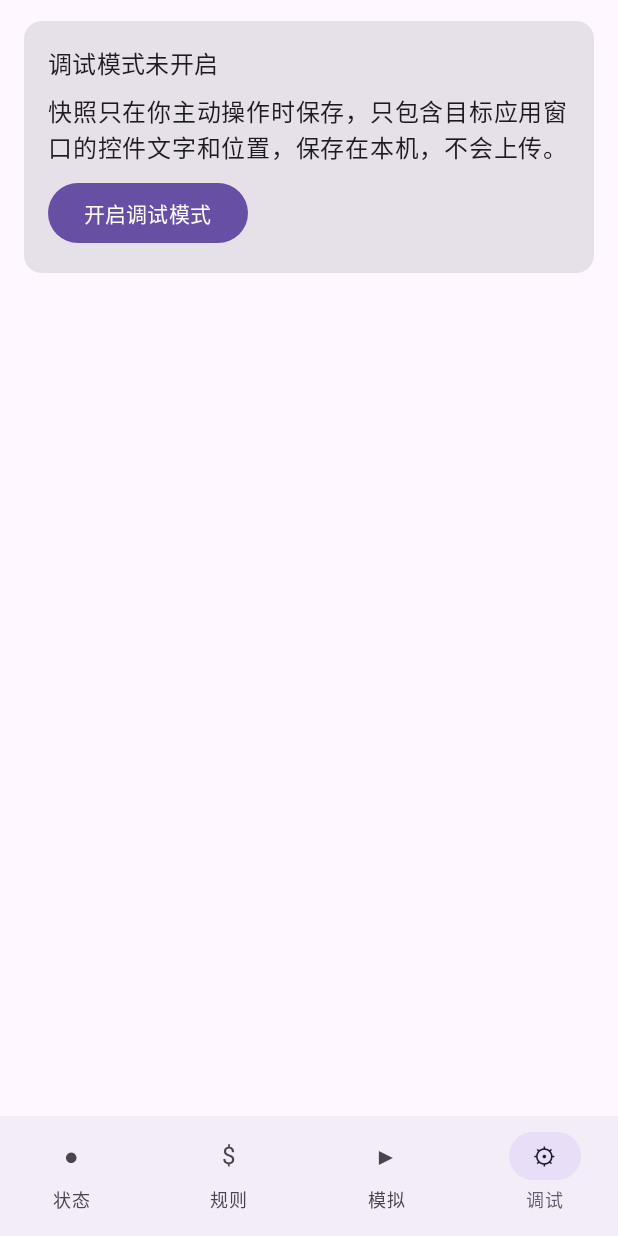
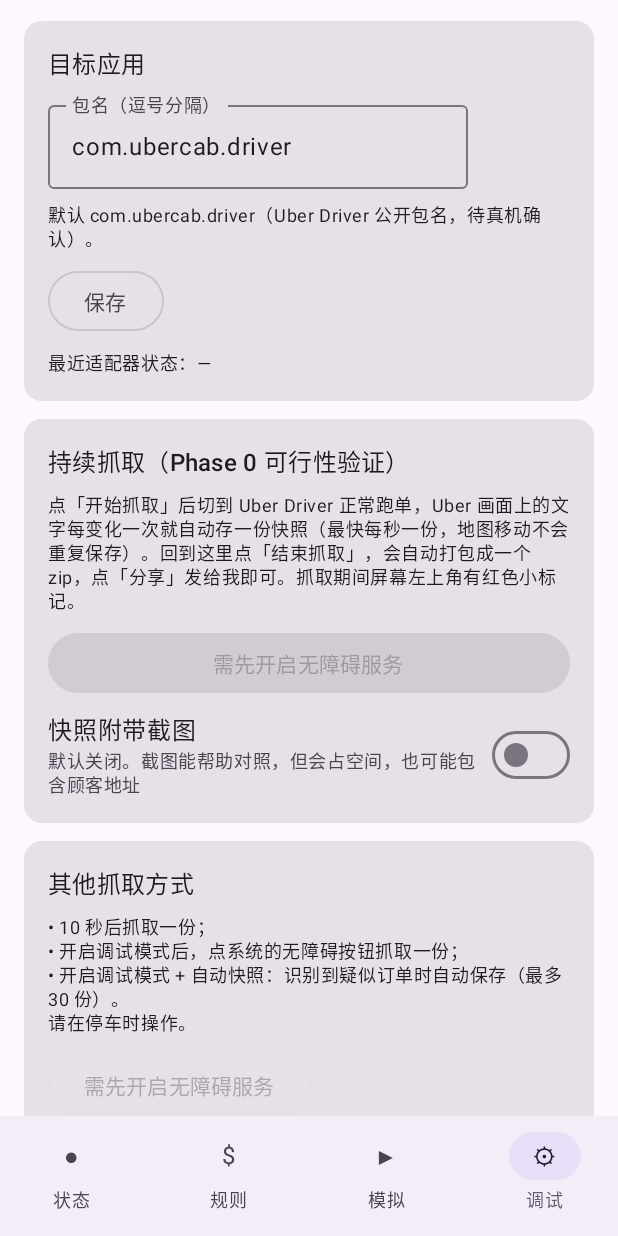
Before and after one commit to azureservertop-cell/FKUB-Filter-and-Kill-Underpaid-Bids, an Android app built with Jetpack Compose: the screen it shows after launch (MainActivity), item 4 of the bottom bar chosen, on a phone screen of 412 x 824 dp. Run offline under Robolectric (Android 15) with nearby library versions, the phone set to English and light mode, and no system bars.

Commit message:
Debug: continuous capture with start/stop button
Saves a snapshot whenever the target app's text changes (>=1s apart,
max 1000 per session), shows a non-touchable badge while recording,
and zips the session on stop for one-tap sharing.

Co-Authored-By: Claude Opus 5.5 <noreply@anthropic.com>
Claude-Session: https://claude.ai/code/session_012XktF4B26VbyMWCGLDP6DG

```diff
--- a/app/src/main/java/com/offerpilot/app/accessibility/MonitorState.kt
+++ b/app/src/main/java/com/offerpilot/app/accessibility/MonitorState.kt
@@ -19,7 +19,11 @@ data class MonitorStatus(
     val lastAdapterNote: String? = null,
     val lastSnapshotPath: String? = null,
     val snapshotCountdownUntil: Long? = null,
+    /** 持续抓取：正在录制的会话。 */
+    val recording: RecordingStatus? = null,
 )
+
+data class RecordingStatus(val sessionName: String, val startedAt: Long, val count: Int, val maxCount: Int)
 
 /** 服务 → UI 的状态通道（进程内单例）。 */
 object MonitorState {
--- a/app/src/main/java/com/offerpilot/app/ui/DebugScreen.kt
+++ b/app/src/main/java/com/offerpilot/app/ui/DebugScreen.kt
@@ -2,11 +2,14 @@ package com.offerpilot.app.ui
 
 import android.content.Intent
 import androidx.compose.foundation.layout.Column
+import androidx.compose.foundation.layout.Row
+import androidx.compose.foundation.layout.fillMaxWidth
 import androidx.compose.foundation.layout.fillMaxSize
 import androidx.compose.foundation.layout.padding
 import androidx.compose.foundation.rememberScrollState
 import androidx.compose.foundation.verticalScroll
 import androidx.compose.material3.Button
+import androidx.compose.material3.ButtonDefaults
 import androidx.compose.material3.MaterialTheme
 import androidx.compose.material3.OutlinedButton
 import androidx.compose.material3.Text
@@ -27,6 +30,7 @@ import androidx.core.content.FileProvider
 import androidx.lifecycle.compose.collectAsStateWithLifecycle
 import com.offerpilot.app.accessibility.MonitorState
 import com.offerpilot.app.accessibility.OfferMonitorService
+import com.offerpilot.app.debug.SnapshotStore
 import com.offerpilot.app.settings.AppSettings
 import com.offerpilot.app.settings.SettingsRepository
 import kotlinx.coroutines.delay
@@ -45,21 +49,16 @@ fun DebugScreen(s: AppSettings, repo: SettingsRepository, modifier: Modifier) {
     val files = remember(refresh, status.lastSnapshotPath) {
         dir.listFiles()?.filter { it.extension == "json" }?.sortedByDescending { it.lastModified() }.orEmpty()
     }
+    val sessions = remember(refresh, status.lastSnapshotPath, status.recording?.sessionName) {
+        dir.listFiles()?.filter { it.isDirectory && it.name.startsWith("session-") }?.sortedByDescending { it.name }.orEmpty()
+    }
     var now by remember { mutableStateOf(System.currentTimeMillis()) }
-    LaunchedEffect(status.snapshotCountdownUntil) {
-        while (status.snapshotCountdownUntil != null) { now = System.currentTimeMillis(); delay(250) }
+    LaunchedEffect(status.snapshotCountdownUntil, status.recording != null) {
+        while (status.snapshotCountdownUntil != null || status.recording != null) { now = System.currentTimeMillis(); delay(500) }
     }
     fun upd(f: (AppSettings) -> AppSettings) = scope.launch { repo.update(f) }
 
     Column(modifier.fillMaxSize().verticalScroll(rememberScrollState()).padding(horizontal = 16.dp, vertical = 8.dp)) {
-        if (!s.debugMode) {
-            Section("调试模式未开启") {
-                Text("快照只在你主动操作时保存，只包含目标应用窗口的控件文字和位置，保存在本机，不会上传。")
-                Button(onClick = { upd { it.copy(debugMode = true) } }) { Text("开启调试模式") }
-            }
-            return@Column
-        }
-
         Section("目标应用") {
             androidx.compose.material3.OutlinedTextField(
                 targetsText, { targetsText = it },
@@ -73,17 +72,38 @@ fun DebugScreen(s: AppSettings, repo: SettingsRepository, modifier: Modifier) {
             Text("最近适配器状态：${status.lastAdapterNote ?: "—"}", style = MaterialTheme.typography.bodySmall)
         }
 
-        Section("抓取控件快照（Phase 0 可行性验证）") {
+        Section("持续抓取（Phase 0 可行性验证）") {
+            val rec = status.recording
             Text(
-                "三种方式任选：\n" +
-                    "1. 点下面的「10 秒后抓取」，然后切到 Uber 订单弹窗；\n" +
-                    "2. 调试模式下导航栏/无障碍快捷菜单会出现无障碍按钮，订单弹出时点一下；\n" +
-                    "3. 打开「自动快照」，识别到疑似订单时自动保存（最多 30 份）。\n" +
-                    "请在停车时操作。",
+                "点「开始抓取」后切到 Uber Driver 正常跑单，Uber 画面上的文字每变化一次就自动存一份快照（最快每秒一份，地图移动不会重复保存）。" +
+                    "回到这里点「结束抓取」，会自动打包成一个 zip，点「分享」发给我即可。抓取期间屏幕左上角有红色小标记。",
+                style = MaterialTheme.typography.bodySmall,
+            )
+            if (rec == null) {
+                Button(
+                    onClick = { OfferMonitorService.instance?.startRecording() },
+                    enabled = status.serviceConnected,
+                    modifier = Modifier.fillMaxWidth(),
+                ) { Text(if (status.serviceConnected) "开始抓取" else "需先开启无障碍服务") }
+            } else {
+                val mins = ((now - rec.startedAt) / 60_000).coerceAtLeast(0)
+                Text("抓取中：已保存 ${rec.count} 份（上限 ${rec.maxCount}），已进行 $mins 分钟", style = MaterialTheme.typography.bodyMedium)
+                Button(
+                    onClick = { OfferMonitorService.instance?.stopRecording() },
+                    colors = ButtonDefaults.buttonColors(containerColor = MaterialTheme.colorScheme.error),
+                    modifier = Modifier.fillMaxWidth(),
+                ) { Text("结束抓取") }
+            }
+            SwitchRow("快照附带截图", s.snapshotScreenshot, { v -> upd { it.copy(snapshotScreenshot = v) } }, "默认关闭。截图能帮助对照，但会占空间，也可能包含顾客地址")
+        }
+
+        Section("其他抓取方式") {
+            Text(
+                "• 10 秒后抓取一份；\n• 开启调试模式后，点系统的无障碍按钮抓取一份；\n• 开启调试模式 + 自动快照：识别到疑似订单时自动保存（最多 30 份）。\n请在停车时操作。",
                 style = MaterialTheme.typography.bodySmall,
             )
             val until = status.snapshotCountdownUntil
-            Button(
+            OutlinedButton(
                 onClick = { OfferMonitorService.instance?.scheduleSnapshot(10_000) },
                 enabled = status.serviceConnected && until == null,
             ) {
@@ -96,15 +116,31 @@ fun DebugScreen(s: AppSettings, repo: SettingsRepository, modifier: Modifier) {
                 )
             }
             SwitchRow("自动快照", s.autoSnapshot, { v -> upd { it.copy(autoSnapshot = v) } })
-            SwitchRow("快照附带截图", s.snapshotScreenshot, { v -> upd { it.copy(snapshotScreenshot = v) } }, "默认关闭。截图可能包含顾客地址，分享前请检查")
         }
 
-        Section("已保存的快照（${files.size}）") {
+        Section("抓取记录") {
             Text(dir.absolutePath, style = MaterialTheme.typography.bodySmall)
+            sessions.forEach { d ->
+                val n = d.listFiles()?.count { it.extension == "json" } ?: 0
+                val recordingThis = status.recording?.sessionName == d.name
+                Column {
+                    Text("${d.name}（$n 份${if (recordingThis) "，抓取中" else ""}）", style = MaterialTheme.typography.bodyMedium)
+                    if (!recordingThis) {
+                        Row {
+                            TextButton(onClick = {
+                                val zip = File(dir, d.name + ".zip").takeIf { it.exists() } ?: SnapshotStore.zipSession(d)
+                                share(ctx, zip)
+                            }) { Text("分享 zip") }
+                            TextButton(onClick = { d.listFiles()?.filter { it.extension == "json" }?.maxByOrNull { it.name }?.let { preview = summarize(it) } }) { Text("看最后一份") }
+                            TextButton(onClick = { d.deleteRecursively(); File(dir, d.name + ".zip").delete(); refresh++ }) { Text("删除") }
+                        }
+                    }
+                }
+            }
             files.take(30).forEach { f ->
                 Column {
                     Text(f.name, style = MaterialTheme.typography.bodyMedium)
-                    androidx.compose.foundation.layout.Row {
+                    Row {
                         TextButton(onClick = { preview = summarize(f) }) { Text("查看文字") }
                         TextButton(onClick = { share(ctx, f) }) { Text("分享") }
                         TextButton(onClick = {
@@ -113,8 +149,9 @@ fun DebugScreen(s: AppSettings, repo: SettingsRepository, modifier: Modifier) {
                     }
                 }
             }
-            if (files.isNotEmpty()) {
-                OutlinedButton(onClick = { dir.listFiles()?.forEach { it.delete() }; refresh++; preview = null }) { Text("全部删除") }
+            if (sessions.isEmpty() && files.isEmpty()) Text("暂无记录")
+            if ((sessions.isNotEmpty() || files.isNotEmpty()) && status.recording == null) {
+                OutlinedButton(onClick = { dir.listFiles()?.forEach { it.deleteRecursively() }; refresh++; preview = null }) { Text("全部删除") }
             }
         }
 
@@ -158,7 +195,7 @@ private fun walk(n: org.json.JSONObject, sb: StringBuilder) {
 private fun share(ctx: android.content.Context, f: File) {
     val uris = arrayListOf(FileProvider.getUriForFile(ctx, ctx.packageName + ".files", f))
     val png = File(f.parentFile, f.nameWithoutExtension + ".png")
-    if (png.exists()) uris += FileProvider.getUriForFile(ctx, ctx.packageName + ".files", png)
+    if (f.extension == "json" && png.exists()) uris += FileProvider.getUriForFile(ctx, ctx.packageName + ".files", png)
     val intent = Intent(Intent.ACTION_SEND_MULTIPLE).apply {
         type = "*/*"
         putParcelableArrayListExtra(Intent.EXTRA_STREAM, uris)
```
Also changed, not shown: app/src/main/java/com/offerpilot/app/accessibility/OfferMonitorService.kt (+75 -2 lines), app/src/main/java/com/offerpilot/app/debug/SnapshotStore.kt (+20 -2 lines), app/src/main/java/com/offerpilot/app/overlay/OverlayController.kt (+24 -0 lines), 1 other file.
